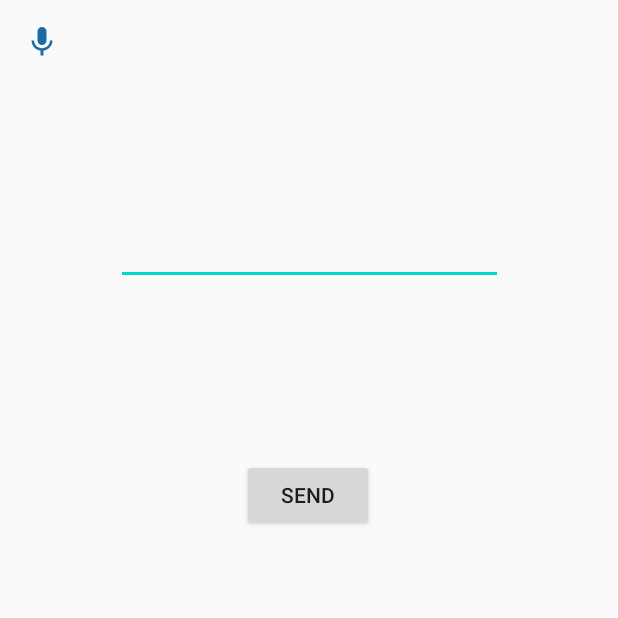
After one commit to Rashi-Singh1/BC78_CodeRescue_SIH2020, an Android app: the SendMessageActivity screen opened directly, with no data from a screen before it, on a phone screen of 412 x 824 dp, the top half of it. The commit adds this screen. Run offline under Robolectric (Android 15) with nearby library versions, the phone set to English and light mode, and no system bars; libraries missing offline, so code that uses them is left out: com.mongodb.lang.

Commit message:
Add messaging feature

```diff
--- a/app/app/src/main/AndroidManifest.xml
+++ b/app/app/src/main/AndroidManifest.xml
@@ -54,6 +54,7 @@
             <!-- <category android:name="android.intent.category.LAUNCHER" /> -->
             <!-- </intent-filter> -->
         </activity>
+        <activity android:name=".Activities.SendMessageActivity" />
         <activity android:name=".Activities.UpdateInfoActivity" />
         <!--
              The API key for Google Maps-based APIs is defined as a string resource.
--- a/app/app/src/main/java/com/example/coderescue/Activities/RescueTeamDashboard.java
+++ b/app/app/src/main/java/com/example/coderescue/Activities/RescueTeamDashboard.java
@@ -28,6 +28,8 @@ import android.widget.TextView;
 import android.widget.Toast;
 
 import com.example.coderescue.Classes.NetworkConnectivity;
+import com.example.coderescue.Classes.ReceiveMessageUtility;
+import com.example.coderescue.Classes.SendMessageUtility;
 import com.example.coderescue.Fragments.HomeFragment;
 import com.example.coderescue.VictimLocationAdapter;
 import com.example.coderescue.VictimLocationCardModel;
--- /dev/null
+++ b/app/app/src/main/java/com/example/coderescue/Activities/SendMessageActivity.java
@@ -0,0 +1,171 @@
+package com.example.coderescue.Activities;
+
+import androidx.annotation.Nullable;
+import androidx.appcompat.app.AppCompatActivity;
+import androidx.core.app.ActivityCompat;
+import androidx.core.content.ContextCompat;
+
+import android.Manifest;
+import android.content.Intent;
+import android.content.pm.PackageManager;
+import android.location.Address;
+import android.location.Geocoder;
+import android.os.Bundle;
+import android.os.Looper;
+import android.speech.RecognizerIntent;
+import android.view.View;
+import android.widget.Button;
+import android.widget.EditText;
+import android.widget.ImageButton;
+import android.widget.Toast;
+
+import com.example.coderescue.Classes.NetworkConnectivity;
+import com.example.coderescue.Classes.SendMessageUtility;
+import com.example.coderescue.R;
+import com.google.android.gms.location.LocationCallback;
+import com.google.android.gms.location.LocationRequest;
+import com.google.android.gms.location.LocationResult;
+import com.google.android.gms.location.LocationServices;
+import com.mongodb.lang.NonNull;
+
+import java.util.ArrayList;
+import java.util.List;
+import java.util.Locale;
+
+public class SendMessageActivity extends AppCompatActivity {
+
+    private static final int REQUEST_CODE_LOCATION_PERMISSION = 1;
+    private static final int REQUEST_CODE_SPEECH_INPUT = 1000;
+    double latitude, longitude;
+    String state;
+    EditText msg_input;
+    Button send_msg;
+    ImageButton speak_msg;
+    @Override
+    protected void onCreate(Bundle savedInstanceState) {
+        super.onCreate(savedInstanceState);
+        setContentView(R.layout.activity_send_message);
+        latitude = -1;
+        longitude = -1;
+        msg_input = findViewById(R.id.msg_input);
+        send_msg = findViewById(R.id.send_msg);
+        speak_msg = findViewById(R.id.voiceBtn2);
+        if (ContextCompat.checkSelfPermission(
+                getApplicationContext(), Manifest.permission.ACCESS_FINE_LOCATION
+        ) != PackageManager.PERMISSION_GRANTED) {
+            ActivityCompat.requestPermissions(SendMessageActivity.this,
+                    new String[]{Manifest.permission.ACCESS_FINE_LOCATION}, REQUEST_CODE_LOCATION_PERMISSION);
+        } else {
+            getCurrentLocation();
+        }
+
+        speak_msg.setOnClickListener(new View.OnClickListener() {
+            @Override
+            public void onClick(View v) {
+                speak();
+            }
+        });
+
+        send_msg.setOnClickListener(new View.OnClickListener() {
+            @Override
+            public void onClick(View v) {
+                String inital = "";
+                if(latitude!=-1){
+                    inital +="Latitude: " + latitude + "\n" + "Longitude: " + longitude + "\n";
+                }
+                inital+= "Message: \n";
+                String message = inital + msg_input.getText().toString();
+                SendMessageUtility.sendMessage(getApplicationContext(), SendMessageActivity.this, message);
+                String toastText = "Message sent successfully";
+                Toast.makeText(SendMessageActivity.this, toastText, Toast.LENGTH_SHORT).show();
+                msg_input.setText("");
+            }
+        });
+    }
+
+    @Override
+    public void onRequestPermissionsResult(int requestCode, @NonNull String[] permissions, @NonNull int[] grantResults){
+        super.onRequestPermissionsResult(requestCode, permissions, grantResults);
+        if (requestCode == REQUEST_CODE_LOCATION_PERMISSION && grantResults.length > 0){
+            if(grantResults[0] == PackageManager.PERMISSION_GRANTED){
+                getCurrentLocation();
+            }else {
+                Toast.makeText(this, "Permission Denied", Toast.LENGTH_SHORT).show();
+            }
+        }
+    }
+
+    private void getCurrentLocation(){
+        LocationRequest locationRequest = new LocationRequest();
+        locationRequest.setInterval(10000);
+        locationRequest.setFastestInterval(3000);
+        locationRequest.setPriority(LocationRequest.PRIORITY_HIGH_ACCURACY);
+        LocationServices.getFusedLocationProviderClient(SendMessageActivity.this)
+                .requestLocationUpdates(locationRequest, new LocationCallback(){
+                    @Override
+
+                    public void onLocationResult(LocationResult locationResult){
+                        super.onLocationResult(locationResult);
+                        LocationServices.getFusedLocationProviderClient(SendMessageActivity.this)
+                                .removeLocationUpdates(this);
+                        if(locationResult != null && locationResult.getLocations().size() > 0){
+                            int latestLocationIndex = locationResult.getLocations().size() - 1;
+                            latitude = locationResult.getLocations().get(latestLocationIndex).getLatitude();
+                            longitude = locationResult.getLocations().get(latestLocationIndex).getLongitude();
+                            System.out.println("aagyi location");
+                            Geocoder gcd = new Geocoder(getBaseContext(),
+                                    Locale.getDefault());
+                            List<Address> addresses;
+                            try {
+                                addresses = gcd.getFromLocation(latitude,
+                                        longitude, 1);
+                                if (addresses.size() > 0) {
+//                                    //If any additional address line present than only, check with max available address lines by getMaxAddressLineIndex()
+//                                    String address = addresses.get(0).getAddressLine(0);
+//                                    String locality = addresses.get(0).getLocality();
+//                                    String country = addresses.get(0).getCountryName();
+//                                    String postalCode = addresses.get(0).getPostalCode();
+//                                    String knownName = addresses.get(0).getFeatureName();
+                                    state = addresses.get(0).getAdminArea();
+                                }
+
+                            } catch (Exception e) {
+                                e.printStackTrace();
+                            }
+                        }
+                    }
+                }, Looper.getMainLooper());
+    }
+
+    private void speak(){
+
+        Intent intent = new Intent(RecognizerIntent.ACTION_RECOGNIZE_SPEECH);
+        intent.putExtra(RecognizerIntent.EXTRA_LANGUAGE_MODEL,
+                RecognizerIntent.LANGUAGE_MODEL_FREE_FORM);
+        intent.putExtra(RecognizerIntent.EXTRA_LANGUAGE, Locale.getDefault());
+        intent.putExtra(RecognizerIntent.EXTRA_PROMPT, "Hi speak something");
+
+        try {
+            startActivityForResult(intent, REQUEST_CODE_SPEECH_INPUT);
+        }
+        catch (Exception e){
+            Toast.makeText(SendMessageActivity.this, ""+e.getMessage(), Toast.LENGTH_SHORT).show();
+        }
+
+    }
+
+    @Override
+    public void onActivityResult(int requestCode, int resultCode, @Nullable Intent data){
+        super.onActivityResult(requestCode, resultCode, data);
+        switch (requestCode){
+            case REQUEST_CODE_SPEECH_INPUT:{
+                if (resultCode == -1 && null!=data){
+                    ArrayList<String> result = data.getStringArrayListExtra(RecognizerIntent.EXTRA_RESULTS);
+                    String spoken = result.get(0);
+                    msg_input.setText(spoken);
+                    send_msg.performClick();
+                }
+            }
+        }
+    }
+}
--- a/app/app/src/main/java/com/example/coderescue/Fragments/HomeFragment.java
+++ b/app/app/src/main/java/com/example/coderescue/Fragments/HomeFragment.java
@@ -22,6 +22,7 @@ import com.example.coderescue.Activities.CameraWithGoogleMapsActivity;
 import com.example.coderescue.Activities.GoogleMapActivity;
 import com.example.coderescue.Activities.MainDashboardActivity;
 import com.example.coderescue.Activities.RescueTeamLoginActivity;
+import com.example.coderescue.Activities.SendMessageActivity;
 import com.example.coderescue.Activities.UpdateInfoActivity;
 import com.example.coderescue.Activities.VictimHomeActivity;
 import com.example.coderescue.Activities.VictimNotifications;
--- a/app/app/src/main/java/com/example/coderescue/Fragments/UpdateInfoFragment.java
+++ b/app/app/src/main/java/com/example/coderescue/Fragments/UpdateInfoFragment.java
@@ -29,6 +29,7 @@ import androidx.core.content.ContextCompat;
 import androidx.fragment.app.Fragment;
 
 import com.example.coderescue.Activities.HomeActivity;
+import com.example.coderescue.Activities.SendMessageActivity;
 import com.example.coderescue.Activities.UpdateInfoActivity;
 import com.example.coderescue.Classes.NetworkConnectivity;
 import com.example.coderescue.R;
@@ -186,6 +187,8 @@ public class UpdateInfoFragment extends Fragment {
         Toast.makeText(getActivity(), toastText, Toast.LENGTH_LONG).show();
 
         if (!NetworkConnectivity.isInternetAvailable(getActivity())) {
+            Intent intent = new Intent(getActivity(), SendMessageActivity.class);
+            startActivity(intent);
         } else {
             int count = Integer.parseInt(victim_count.getText().toString().trim());
 
--- /dev/null
+++ b/app/app/src/main/res/layout/activity_send_message.xml
@@ -0,0 +1,45 @@
+<?xml version="1.0" encoding="utf-8"?>
+<androidx.constraintlayout.widget.ConstraintLayout xmlns:android="http://schemas.android.com/apk/res/android"
+    xmlns:app="http://schemas.android.com/apk/res-auto"
+    xmlns:tools="http://schemas.android.com/tools"
+    android:layout_width="match_parent"
+    android:layout_height="match_parent"
+    tools:context=".Activities.SendMessageActivity">
+
+    <ImageButton
+        android:id="@+id/voiceBtn2"
+        android:layout_width="wrap_content"
+        android:layout_height="wrap_content"
+        android:layout_alignParentLeft="true"
+        android:layout_marginStart="16dp"
+        android:layout_marginTop="16dp"
+        android:background="@null"
+        android:scaleType="fitCenter"
+        android:src="@drawable/ic_mic"
+        app:layout_constraintStart_toStartOf="parent"
+        app:layout_constraintTop_toTopOf="parent" />
+
+    <EditText
+        android:id="@+id/msg_input"
+        android:layout_width="258dp"
+        android:layout_height="78dp"
+        android:layout_marginTop="112dp"
+        android:ems="10"
+        android:gravity="start|top"
+        android:inputType="textMultiLine"
+        app:layout_constraintEnd_toEndOf="parent"
+        app:layout_constraintStart_toStartOf="parent"
+        app:layout_constraintTop_toTopOf="parent" />
+
+    <Button
+        android:id="@+id/send_msg"
+        android:layout_width="wrap_content"
+        android:layout_height="wrap_content"
+        android:text="Send"
+        app:layout_constraintBottom_toBottomOf="parent"
+        app:layout_constraintEnd_toEndOf="parent"
+        app:layout_constraintHorizontal_bias="0.498"
+        app:layout_constraintStart_toStartOf="parent"
+        app:layout_constraintTop_toBottomOf="@+id/msg_input"
+        app:layout_constraintVertical_bias="0.198" />
+</androidx.constraintlayout.widget.ConstraintLayout>
```
Also changed, not shown: app/app/src/main/java/com/example/coderescue/Activities/PathToVictimActivity.java (added, +81 -0 lines), app/app/src/main/java/com/example/coderescue/Activities/VictimHomeActivity.java (+24 -0 lines), app/app/src/main/java/com/example/coderescue/Classes/ReceiveMessageUtility.java (added, +66 -0 lines), app/app/src/main/java/com/example/coderescue/Classes/SendMessageUtility.java (added, +72 -0 lines), app/app/src/main/java/com/example/coderescue/Fragments/UpdateInfoCommonFragment.java (added, +45 -0 lines), app/app/src/main/java/com/example/coderescue/Fragments/VictimHomeFragment.java (+33 -0 lines), app/app/src/main/res/layout/activity_path_to_victim.xml (added, +30 -0 lines), app/app/src/main/res/layout/update_info_common.xml (added, +91 -0 lines).
